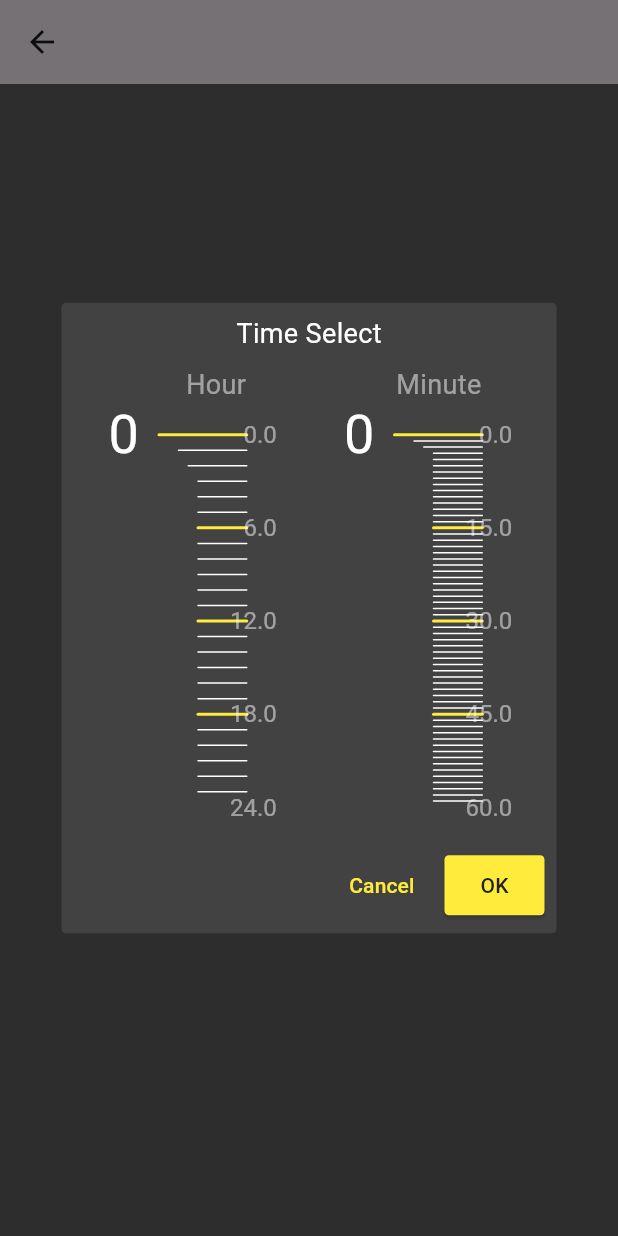
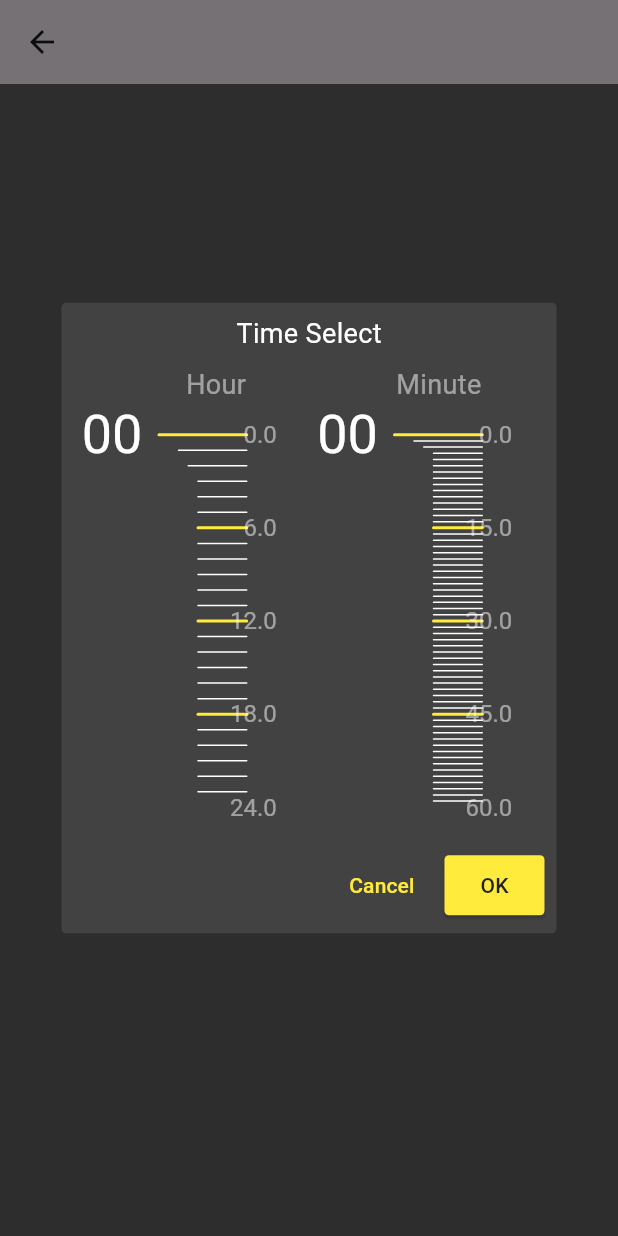
Before and after one commit to shogoisaji/ui_playground_134, a Flutter app: the TimeSelectorExample screen opened by its route, after a tap on "Time Selector", on a phone screen of 412 x 824 dp. Run offline on Flutter 3.47's test engine with Material 3 defaults, Android fonts, the phone set to English and light mode, and no system bars; our stand-ins replace cached_network_image, flutter_svg, font_awesome_flutter, go_router, lottie, rive; missing offline and left inert: dart:html; statements that could not run were skipped.

Commit message:
fix: size bug

```diff
--- a/lib/pages/time_selector/time_selector_example.dart
+++ b/lib/pages/time_selector/time_selector_example.dart
@@ -24,7 +24,8 @@ class _TimeSelectorExampleState extends State<TimeSelectorExample> {
         child: Column(
           mainAxisAlignment: MainAxisAlignment.center,
           children: [
-            Text('$_hour:$_minute',
+            Text(
+                '${_hour.toString().padLeft(2, '0')}:${_minute.toString().padLeft(2, '0')}',
                 style: TextStyle(color: Colors.grey.shade100, fontSize: 32)),
             ElevatedButton(
               onPressed: () async {
--- a/lib/pages/time_selector/vertical_time_selector.dart
+++ b/lib/pages/time_selector/vertical_time_selector.dart
@@ -3,9 +3,6 @@ import 'package:flutter/material.dart';
 class VerticalTimeSelector {
   int _hour = 0;
   int _minute = 0;
-
-  int get hour => _hour;
-  int get minute => _minute;
 
   Future<(int, int)?> show(BuildContext context) async {
     final result = await showDialog<(int, int)>(
@@ -14,7 +11,7 @@ class VerticalTimeSelector {
           final width = MediaQuery.of(context).size.width;
 
           final double contentHeight =
-              (width * 0.7).clamp(100, MediaQuery.sizeOf(context).height * 0.8);
+              (width * 0.7).clamp(100, MediaQuery.sizeOf(context).height * 0.7);
           return StatefulBuilder(builder: (context, setDialogState) {
             return Dialog(
               backgroundColor: Colors.grey.shade800,
@@ -188,7 +185,7 @@ class TimeIndicatorPainter extends CustomPainter {
 
     final textPainter = TextPainter(
       text: TextSpan(
-        text: value.toString().padLeft(2, '  '),
+        text: value.toString().padLeft(2, '0'),
         style: TextStyle(fontSize: textSize, color: color),
       ),
       textDirection: TextDirection.ltr,
```
